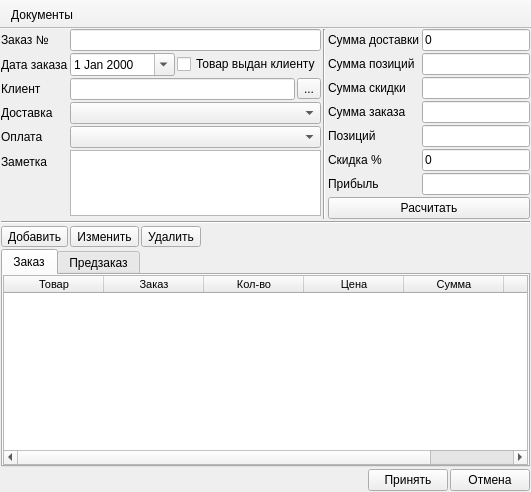
Qt form ui/order.ui (Meller008/kara) before a commit.
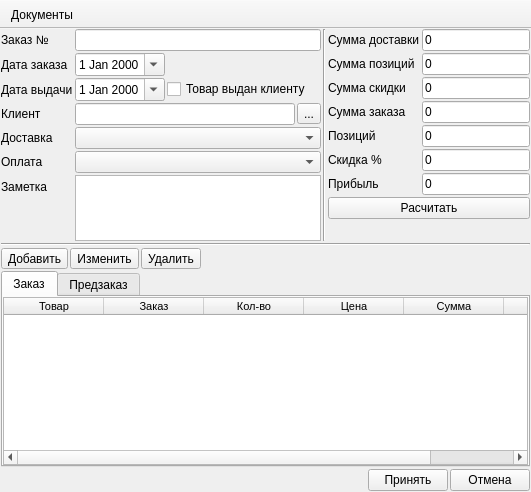
The same form after that commit.

What changed in the file:
```diff
--- a/ui/order.ui
+++ b/ui/order.ui
@@ -47,35 +47,35 @@
           </property>
          </widget>
         </item>
-        <item row="1" column="0">
+        <item row="2" column="0">
          <widget class="QLabel" name="label_2">
           <property name="text">
-           <string>Дата заказа</string>
+           <string>Дата выдачи</string>
           </property>
          </widget>
         </item>
-        <item row="2" column="0">
+        <item row="3" column="0">
          <widget class="QLabel" name="label_3">
           <property name="text">
            <string>Клиент</string>
           </property>
          </widget>
         </item>
-        <item row="3" column="0">
+        <item row="4" column="0">
          <widget class="QLabel" name="label_4">
           <property name="text">
            <string>Доставка</string>
           </property>
          </widget>
         </item>
-        <item row="4" column="0">
+        <item row="5" column="0">
          <widget class="QLabel" name="label_5">
           <property name="text">
            <string>Оплата</string>
           </property>
          </widget>
         </item>
-        <item row="5" column="0">
+        <item row="6" column="0">
          <widget class="QLabel" name="label_6">
           <property name="text">
            <string>Заметка</string>
@@ -89,7 +89,7 @@
           </property>
          </widget>
         </item>
-        <item row="2" column="1">
+        <item row="3" column="1">
          <layout class="QHBoxLayout" name="horizontalLayout">
           <property name="spacing">
            <number>2</number>
@@ -110,10 +110,10 @@
           </item>
          </layout>
         </item>
-        <item row="4" column="1">
+        <item row="5" column="1">
          <widget class="QComboBox" name="cb_payment"/>
         </item>
-        <item row="5" column="1">
+        <item row="6" column="1">
          <widget class="QPlainTextEdit" name="le_note">
           <property name="sizePolicy">
            <sizepolicy hsizetype="Expanding" vsizetype="Expanding">
@@ -135,16 +135,28 @@
           </property>
          </widget>
         </item>
-        <item row="3" column="1">
+        <item row="4" column="1">
          <widget class="QComboBox" name="cb_shipping"/>
         </item>
-        <item row="1" column="1">
+        <item row="2" column="1">
          <layout class="QHBoxLayout" name="horizontalLayout_2">
           <property name="spacing">
            <number>2</number>
           </property>
           <item>
-           <widget class="QDateEdit" name="de_date">
+           <widget class="QDateEdit" name="de_date_shipping">
+            <property name="minimumSize">
+             <size>
+              <width>90</width>
+              <height>0</height>
+             </size>
+            </property>
+            <property name="maximumSize">
+             <size>
+              <width>90</width>
+              <height>16777215</height>
+             </size>
+            </property>
             <property name="calendarPopup">
              <bool>true</bool>
             </property>
@@ -159,6 +171,49 @@
           </item>
          </layout>
         </item>
+        <item row="1" column="0">
+         <widget class="QLabel" name="label_14">
+          <property name="text">
+           <string>Дата заказа</string>
+          </property>
+         </widget>
+        </item>
+        <item row="1" column="1">
+         <layout class="QHBoxLayout" name="horizontalLayout_3">
+          <item>
+           <widget class="QDateEdit" name="de_date">
+            <property name="minimumSize">
+             <size>
+              <width>90</width>
+              <height>0</height>
+             </size>
+            </property>
+            <property name="maximumSize">
+             <size>
+              <width>90</width>
+              <height>16777215</height>
+             </size>
+            </property>
+            <property name="calendarPopup">
+             <bool>true</bool>
+            </property>
+           </widget>
+          </item>
+          <item>
+           <spacer name="horizontalSpacer_2">
+            <property name="orientation">
+             <enum>Qt::Horizontal</enum>
+            </property>
+            <property name="sizeHint" stdset="0">
+             <size>
+              <width>40</width>
+              <height>20</height>
+             </size>
+            </property>
+           </spacer>
+          </item>
+         </layout>
+        </item>
        </layout>
       </item>
       <item row="0" column="2">
@@ -195,6 +250,9 @@
         </item>
         <item row="1" column="1">
          <widget class="QLineEdit" name="le_position_sum">
+          <property name="text">
+           <string>0</string>
+          </property>
           <property name="readOnly">
            <bool>true</bool>
           </property>
@@ -209,6 +267,9 @@
         </item>
         <item row="2" column="1">
          <widget class="QLineEdit" name="le_discount_sum">
+          <property name="text">
+           <string>0</string>
+          </property>
           <property name="readOnly">
            <bool>true</bool>
           </property>
@@ -223,6 +284,9 @@
         </item>
         <item row="3" column="1">
          <widget class="QLineEdit" name="le_all_sum">
+          <property name="text">
+           <string>0</string>
+          </property>
           <property name="readOnly">
            <bool>true</bool>
           </property>
@@ -237,6 +301,9 @@
         </item>
         <item row="4" column="1">
          <widget class="QLineEdit" name="le_value_position">
+          <property name="text">
+           <string>0</string>
+          </property>
           <property name="readOnly">
            <bool>true</bool>
           </property>
@@ -265,6 +332,9 @@
         </item>
         <item row="6" column="1">
          <widget class="QLineEdit" name="le_profit_sum">
+          <property name="text">
+           <string>0</string>
+          </property>
           <property name="readOnly">
            <bool>true</bool>
           </property>
```
Left out of the diff: 20 changed lines with no effect on the pictures.
